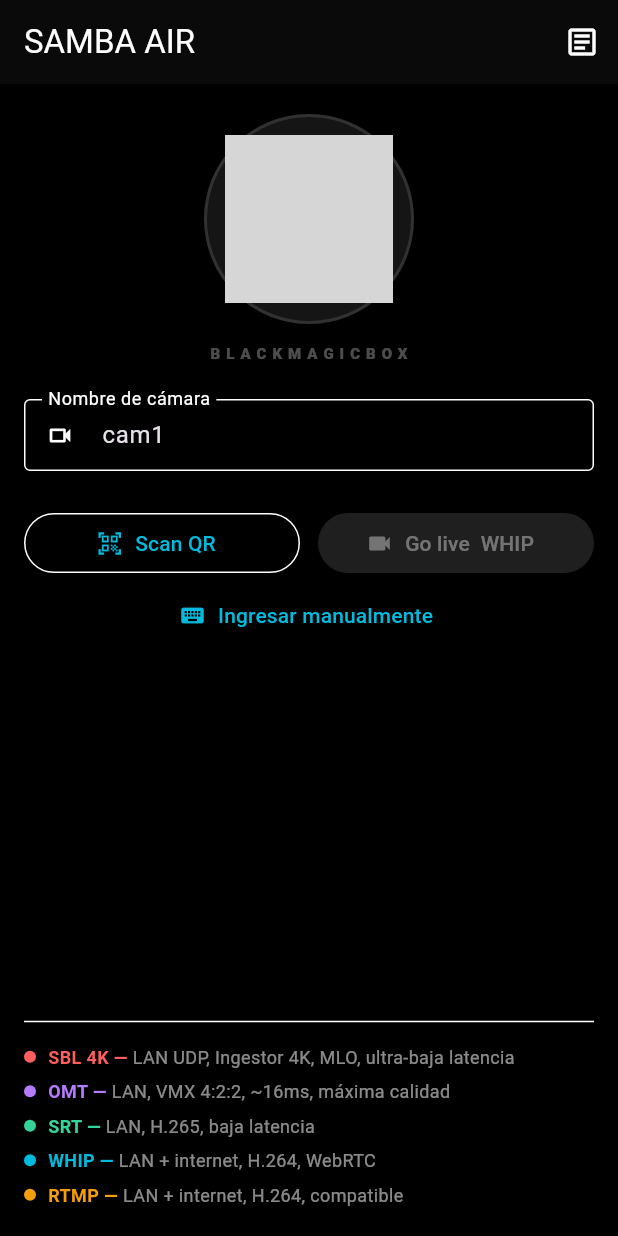
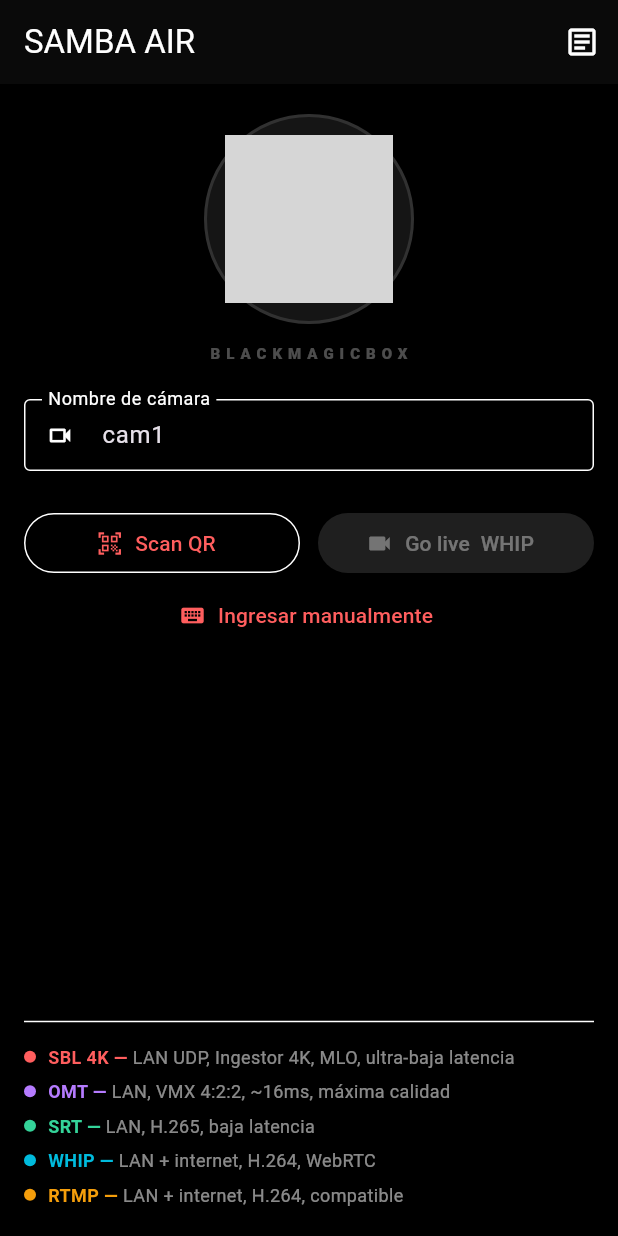
Before and after one commit to cabezno/SAMBA-AIR, a Flutter app: the screen it shows after launch, on a phone screen of 412 x 824 dp. Run offline on Flutter 3.47's test engine with Material 3 defaults, Android fonts, the phone set to English and light mode, and no system bars; our stand-ins replace permission_handler, shared_preferences; missing offline and left inert: flutter_webrtc, flutter_zxing; grey boxes are pictures that could not be loaded.

Commit message:
style: Unified color scheme and branding theme (SAMBA Red)

```diff
--- a/lib/main.dart
+++ b/lib/main.dart
@@ -49,7 +49,10 @@ class VortexCamApp extends StatelessWidget {
     title: 'SAMBA AIR',
     debugShowCheckedModeBanner: false,
     theme: ThemeData.dark(useMaterial3: true).copyWith(
-      colorScheme: const ColorScheme.dark(primary: Color(0xFF00BBDD)),
+      colorScheme: const ColorScheme.dark(
+        primary: Color(0xFFFF5E5E),
+        secondary: Color(0xFF00BBDD),
+      ),
       scaffoldBackgroundColor: Colors.black,
       appBarTheme: const AppBarTheme(backgroundColor: Color(0xFF0A0A0A), elevation: 0),
     ),
```
